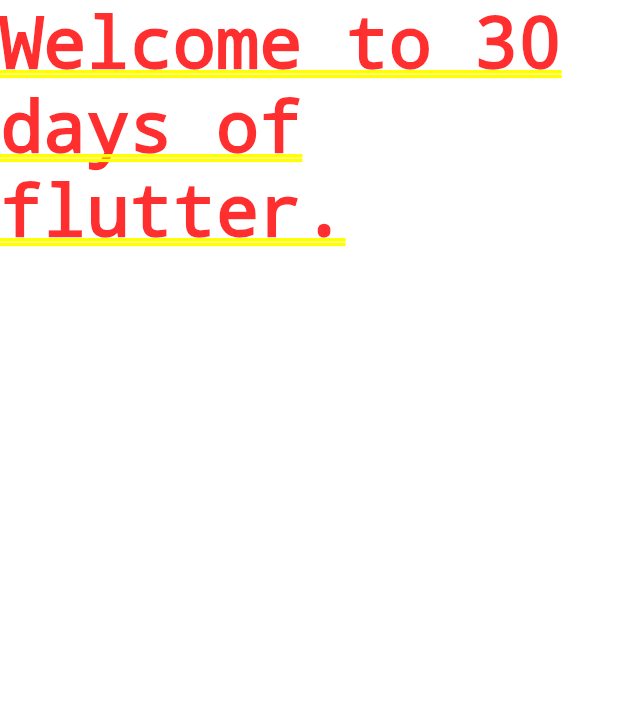
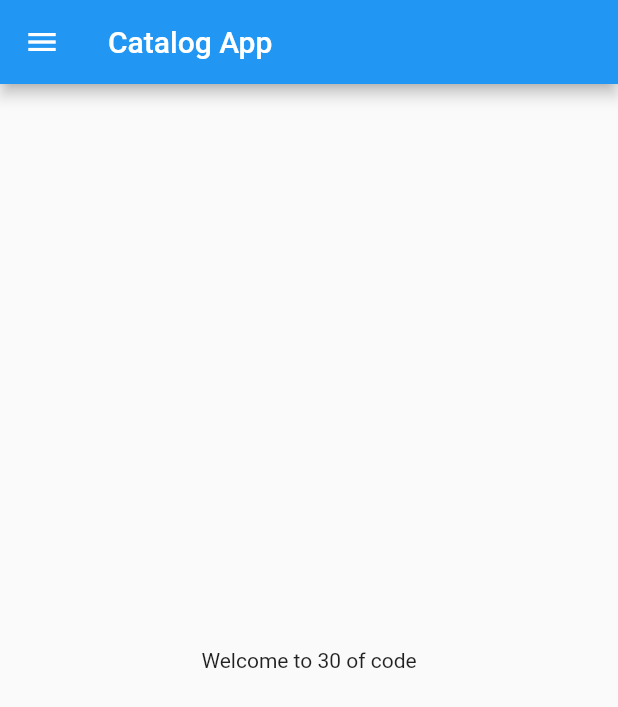
Before and after one commit to SARBJOT2084/catalog-app, a Flutter app: the screen it shows after launch, on a phone screen of 412 x 824 dp. Shown: the top 707 px of the screen. Run offline on Flutter 3.47's test engine with Material 2 defaults, Android fonts, the phone set to English and light mode, and no system bars.

Commit message:
Day 2 completed

```diff
--- /dev/null
+++ b/flutter_catalog/lib/home_page.dart
@@ -0,0 +1,21 @@
+import 'package:flutter/material.dart';
+
+class HomePage extends StatelessWidget {
+  const HomePage({super.key});
+
+  @override
+  Widget build(BuildContext context) {
+    final days = 30;
+    return Scaffold(
+      appBar: AppBar(
+        title: Text("Catalog App"),
+      ),
+      body: Center(
+        child: Container(
+          child: Text("Welcome to $days of code"),
+        ),
+      ),
+      drawer: Drawer(),
+    );
+  }
+}
--- a/flutter_catalog/lib/main.dart
+++ b/flutter_catalog/lib/main.dart
@@ -1,4 +1,6 @@
 import 'package:flutter/material.dart';
+
+import 'home_page.dart';
 
 // entry point
 void main() {
@@ -12,9 +14,15 @@ class MyApp extends StatelessWidget {
 
   @override
   Widget build(BuildContext context) {
+    // all datatypes in dart.
+    int days = 30;
+    // String s = "sarbjot";
+    // double pi = 3.24;
+    // bool isMale = true;
+    // num temp = 30.5;
+    // const p = 3.14579;
     return MaterialApp(
-        home: Container(
-      child: Text("Welcome to 30 days of flutter."),
-    ));
+      home: HomePage(),
+    );
   }
 }
```
